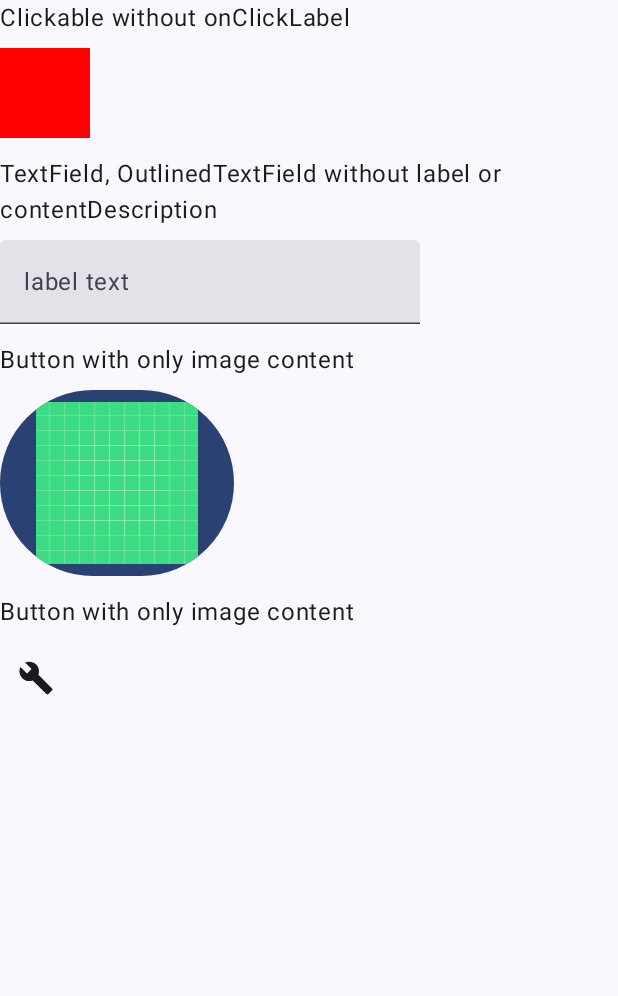
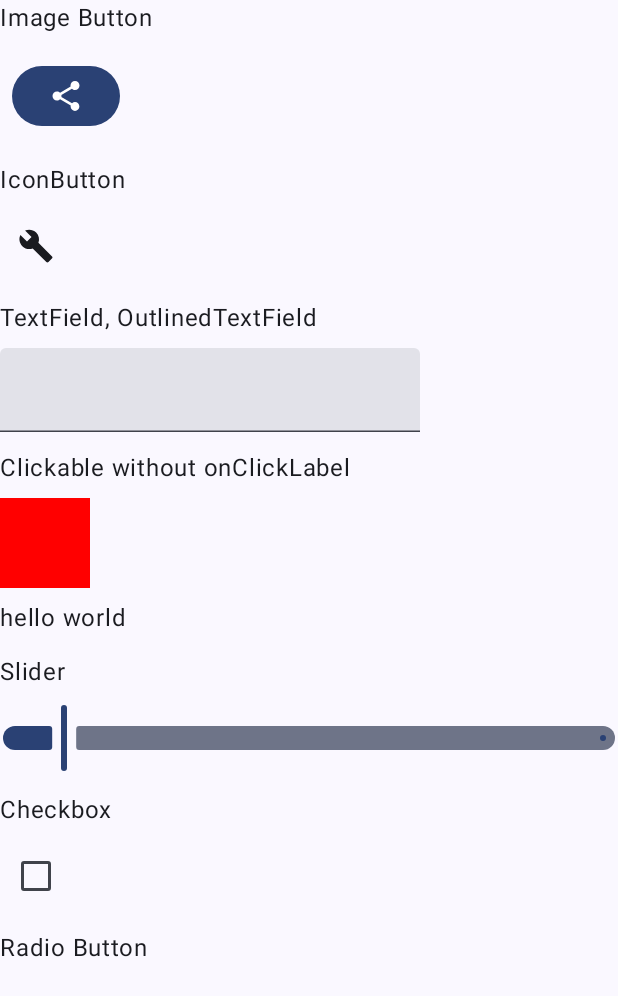
Before and after one commit to omerdurmaz2/custom-detekt-rule, an Android app built with Jetpack Compose: the screen it shows after launch (MainActivity), on a phone screen of 412 x 824 dp. Shown: the top 996 px of the screen. Run offline under Robolectric (Android 15) with nearby library versions, the phone set to English and light mode, and no system bars.

Commit message:
update rule names

```diff
--- a/app/src/main/java/com/devomer/customdetektrule/MainActivity.kt
+++ b/app/src/main/java/com/devomer/customdetektrule/MainActivity.kt
@@ -14,18 +14,34 @@ import androidx.compose.foundation.layout.ColumnScope
 import androidx.compose.foundation.layout.fillMaxSize
 import androidx.compose.foundation.layout.padding
 import androidx.compose.foundation.layout.size
+import androidx.compose.foundation.rememberScrollState
+import androidx.compose.foundation.verticalScroll
 import androidx.compose.material.icons.Icons
 import androidx.compose.material.icons.filled.Build
 import androidx.compose.material3.Button
+import androidx.compose.material3.ButtonDefaults
+import androidx.compose.material3.Checkbox
+import androidx.compose.material3.ExperimentalMaterial3Api
 import androidx.compose.material3.Icon
 import androidx.compose.material3.IconButton
+import androidx.compose.material3.RadioButton
 import androidx.compose.material3.Scaffold
+import androidx.compose.material3.Slider
+import androidx.compose.material3.SliderState
 import androidx.compose.material3.Text
 import androidx.compose.material3.TextField
 import androidx.compose.runtime.Composable
+import androidx.compose.runtime.getValue
+import androidx.compose.runtime.mutableStateMapOf
+import androidx.compose.runtime.mutableStateOf
+import androidx.compose.runtime.remember
+import androidx.compose.runtime.setValue
 import androidx.compose.ui.Modifier
 import androidx.compose.ui.graphics.Color
+import androidx.compose.ui.graphics.ColorFilter
 import androidx.compose.ui.res.painterResource
+import androidx.compose.ui.semantics.contentDescription
+import androidx.compose.ui.semantics.semantics
 import androidx.compose.ui.unit.dp
 import com.devomer.customdetektrule.ui.theme.CustomDetektRuleTheme
 
@@ -45,9 +61,43 @@ class MainActivity : ComponentActivity() {
     }
 }
 
+@OptIn(ExperimentalMaterial3Api::class)
 @Composable
 fun AccessibilityTestComponents(modifier: Modifier) {
-    Column(modifier = modifier, verticalArrangement = Arrangement.spacedBy(12.dp)) {
+    Column(
+        modifier = modifier.verticalScroll(rememberScrollState()),
+        verticalArrangement = Arrangement.spacedBy(12.dp)
+    ) {
+        AccessibilityComponent("Image Button") {
+            Button(
+                onClick = {},
+                modifier = Modifier.padding(8.dp)
+            ) {
+                Image(
+                    painter = painterResource(R.drawable.baseline_share_24),
+                    colorFilter = ColorFilter.tint(Color.White),
+                    contentDescription = "Paylaş"
+                )
+            }
+        }
+
+        AccessibilityComponent("IconButton") {
+            IconButton(onClick = {}) {
+                Icon(Icons.Default.Build, contentDescription = "Ayarlar")
+            }
+        }
+
+
+
+        AccessibilityComponent("TextField, OutlinedTextField") {
+            TextField(
+                //modifier = Modifier.semantics { contentDescription ="Kullanıcı adı" },
+                onValueChange = {},
+                value = ""
+            )
+        }
+
+
         AccessibilityComponent("Clickable without onClickLabel") {
             Box(
                 modifier = Modifier
@@ -55,31 +105,32 @@ fun AccessibilityTestComponents(modifier: Modifier) {
                     .background(Color.Red)
                     .clickable(onClickLabel = "kayıt butonu") { }
             )
+
+            Text("hello world", modifier = Modifier.clickable(onClickLabel = "hello world") { })
         }
 
-        AccessibilityComponent("TextField, OutlinedTextField without label or contentDescription") {
-            TextField(
-                onValueChange = {},
-                value = "",
-                label = {
-                    Text("label text")
-                }
-            )
+
+
+
+        val sliderState =
+            remember { SliderState(value = 10f, valueRange = 0f..100f, onValueChangeFinished = {}) }
+
+        AccessibilityComponent("Slider") {
+            Slider(
+                state = sliderState,
+                modifier = Modifier.semantics { contentDescription = "Kredi yuzdesi" })
         }
 
-        AccessibilityComponent("Button with only image content") {
-            Button(onClick = {}) {
-                Image(
-                    painter = painterResource(R.drawable.ic_launcher_background),
-                    contentDescription = "deneme buton"
-                )
-            }
+
+        var isChecked by remember { mutableStateOf(false) }
+        AccessibilityComponent("Checkbox") {
+            Checkbox(checked = isChecked, onCheckedChange = {
+                isChecked = it
+            })
         }
 
-        AccessibilityComponent("Button with only image content") {
-            IconButton(onClick = {}) {
-                Icon(Icons.Default.Build, contentDescription = null)
-            }
+        AccessibilityComponent("Radio Button") {
+
         }
     }
 }
--- /dev/null
+++ b/app/src/main/res/drawable/baseline_share_24.xml
@@ -0,0 +1,5 @@
+<vector xmlns:android="http://schemas.android.com/apk/res/android" android:height="24dp" android:tint="#000000" android:viewportHeight="24" android:viewportWidth="24" android:width="24dp">
+
+    <path android:fillColor="@android:color/white" android:pathData="M18,16.08c-0.76,0 -1.44,0.3 -1.96,0.77L8.91,12.7c0.05,-0.23 0.09,-0.46 0.09,-0.7s-0.04,-0.47 -0.09,-0.7l7.05,-4.11c0.54,0.5 1.25,0.81 2.04,0.81 1.66,0 3,-1.34 3,-3s-1.34,-3 -3,-3 -3,1.34 -3,3c0,0.24 0.04,0.47 0.09,0.7L8.04,9.81C7.5,9.31 6.79,9 6,9c-1.66,0 -3,1.34 -3,3s1.34,3 3,3c0.79,0 1.5,-0.31 2.04,-0.81l7.12,4.16c-0.05,0.21 -0.08,0.43 -0.08,0.65 0,1.61 1.31,2.92 2.92,2.92 1.61,0 2.92,-1.31 2.92,-2.92s-1.31,-2.92 -2.92,-2.92z"/>
+
+</vector>
--- a/detekt-rules/src/main/java/com/devomer/detektrules/AccessibilityRuleSetProvider.kt
+++ b/detekt-rules/src/main/java/com/devomer/detektrules/AccessibilityRuleSetProvider.kt
@@ -1,8 +1,8 @@
 package com.devomer.detektrules
 
 import com.devomer.detektrules.rules.ClickableModifierMissingOnClickLabelRule
-import com.devomer.detektrules.rules.IconOnlyButtonMissingAccessibilityLabelRule
-import com.devomer.detektrules.rules.TextFieldMissingLabelOrContentDescriptionRule
+import com.devomer.detektrules.rules.ImageButtonMissingAccessibilityLabel
+import com.devomer.detektrules.rules.TextFieldMissingAccessibilityLabel
 import io.gitlab.arturbosch.detekt.api.Config
 import io.gitlab.arturbosch.detekt.api.RuleSet
 import io.gitlab.arturbosch.detekt.api.RuleSetProvider
@@ -14,8 +14,8 @@ class AccessibilityRuleSetProvider : RuleSetProvider {
         ruleSetId,
         listOf(
             ClickableModifierMissingOnClickLabelRule(config),
-            TextFieldMissingLabelOrContentDescriptionRule(config),
-            IconOnlyButtonMissingAccessibilityLabelRule(config)
+            TextFieldMissingAccessibilityLabel(config),
+            ImageButtonMissingAccessibilityLabel(config)
         )
     )
 }
--- a/detekt-rules/src/main/java/com/devomer/detektrules/rules/IconOnlyButtonMissingAccessibilityLabelRule.kt
+++ b/detekt-rules/src/main/java/com/devomer/detektrules/rules/ImageButtonMissingAccessibilityLabel.kt
@@ -4,12 +4,14 @@ import io.gitlab.arturbosch.detekt.api.*
 import org.jetbrains.kotlin.psi.*
 import org.jetbrains.kotlin.psi.psiUtil.collectDescendantsOfType
 
-class IconOnlyButtonMissingAccessibilityLabelRule(config: Config = Config.empty) : Rule(config) {
+class ImageButtonMissingAccessibilityLabel(config: Config = Config.empty) : Rule(config) {
 
     override val issue = Issue(
         javaClass.simpleName,
         Severity.Warning,
-        "Sadece Image içeren Button'larda, Image'ın contentDescription'ı veya Button'un kendisine ait bir erişilebilirlik etiketi (Modifier.semantics ile) sağlanmalıdır.",
+        "Button / IconButton 'ların içerisinde eğer sadece Image ya da Icon kullanılıyorsa " +
+                "contentDescription değeri null ya da empty verilmemelidir. Ya da buttona " +
+                "'Modifier.semantics' ile bir contentDescription tanımlanmalıdır.",
         Debt.TEN_MINS
     )
 
@@ -47,7 +49,8 @@ class IconOnlyButtonMissingAccessibilityLabelRule(config: Config = Config.empty)
             CodeSmell(
                 issue,
                 Entity.from(expression),
-                "Bir icon/image button oluşturdunuz ama contentDescription değeriniz null ya da empty ayarlanmış. erişilebilirlik için lütfen contentDescription tanımlayın"
+                "Bir Button/IconButton oluşturdunuz ama contentDescription değeriniz null " +
+                        "ya da empty ayarlanmış. Erişilebilirlik için lütfen contentDescription tanımlayın!"
             )
         )
     }
--- a/detekt-rules/src/main/java/com/devomer/detektrules/rules/TextFieldMissingLabelOrContentDescriptionRule.kt
+++ b/detekt-rules/src/main/java/com/devomer/detektrules/rules/TextFieldMissingAccessibilityLabel.kt
@@ -4,7 +4,7 @@ import io.gitlab.arturbosch.detekt.api.*
 import org.jetbrains.kotlin.psi.*
 import org.jetbrains.kotlin.psi.psiUtil.collectDescendantsOfType
 
-class TextFieldMissingLabelOrContentDescriptionRule(config: Config = Config.empty) : Rule(config) {
+class TextFieldMissingAccessibilityLabel(config: Config = Config.empty) : Rule(config) {
 
     override val issue = Issue(
         javaClass.simpleName,
```
Also changed, not shown: 1 other file.
